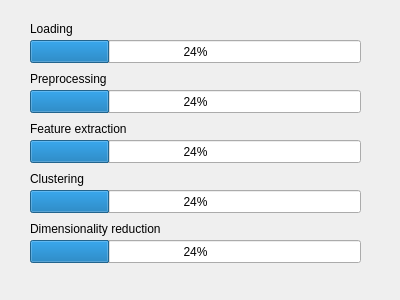
The window that app/progressdialog.ui (Bill2462/Cluster) describes before a commit, drawn with Qt 5.
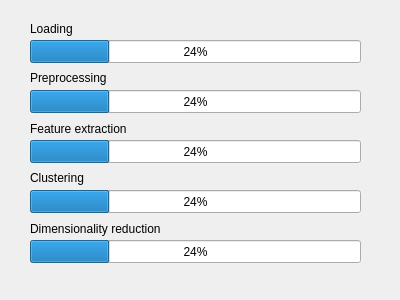
The same window after the commit.

The edit to the form file:
```diff
--- a/app/progressdialog.ui
+++ b/app/progressdialog.ui
@@ -44,7 +44,7 @@
     <rect>
      <x>30</x>
      <y>20</y>
-     <width>58</width>
+     <width>71</width>
      <height>18</height>
     </rect>
    </property>
@@ -56,9 +56,9 @@
    <property name="geometry">
     <rect>
      <x>30</x>
-     <y>70</y>
-     <width>91</width>
-     <height>18</height>
+     <y>67</y>
+     <width>121</width>
+     <height>21</height>
     </rect>
    </property>
    <property name="text">
@@ -83,7 +83,7 @@
     <rect>
      <x>30</x>
      <y>120</y>
-     <width>111</width>
+     <width>151</width>
      <height>18</height>
     </rect>
    </property>
@@ -108,9 +108,9 @@
    <property name="geometry">
     <rect>
      <x>30</x>
-     <y>170</y>
-     <width>91</width>
-     <height>18</height>
+     <y>167</y>
+     <width>111</width>
+     <height>21</height>
     </rect>
    </property>
    <property name="text">
@@ -122,7 +122,7 @@
     <rect>
      <x>30</x>
      <y>220</y>
-     <width>161</width>
+     <width>211</width>
      <height>18</height>
     </rect>
    </property>
```
